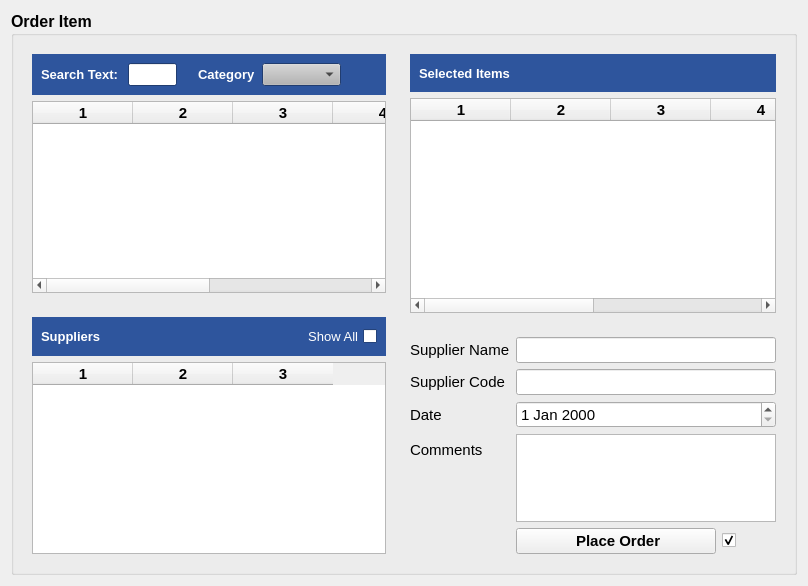
Qt form estorecpp/addorderitemwidget.ui (Watti/estorecpp) before a commit.
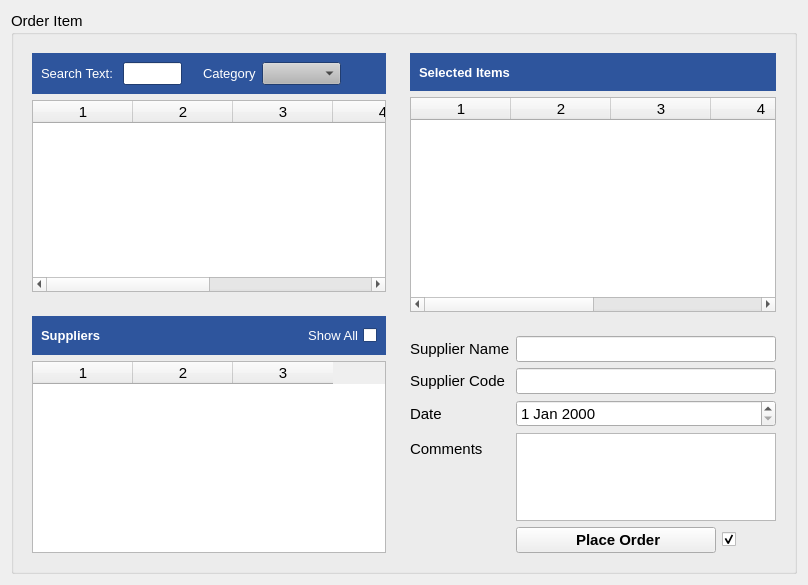
The same form after that commit. Icons and pictures are not drawn.

The edit to the form file:
```diff
--- a/estorecpp/addorderitemwidget.ui
+++ b/estorecpp/addorderitemwidget.ui
@@ -36,9 +36,9 @@
      </property>
      <property name="font">
       <font>
-       <pointsize>12</pointsize>
-       <weight>75</weight>
-       <bold>true</bold>
+       <pointsize>11</pointsize>
+       <weight>50</weight>
+       <bold>false</bold>
       </font>
      </property>
      <property name="title">
```
